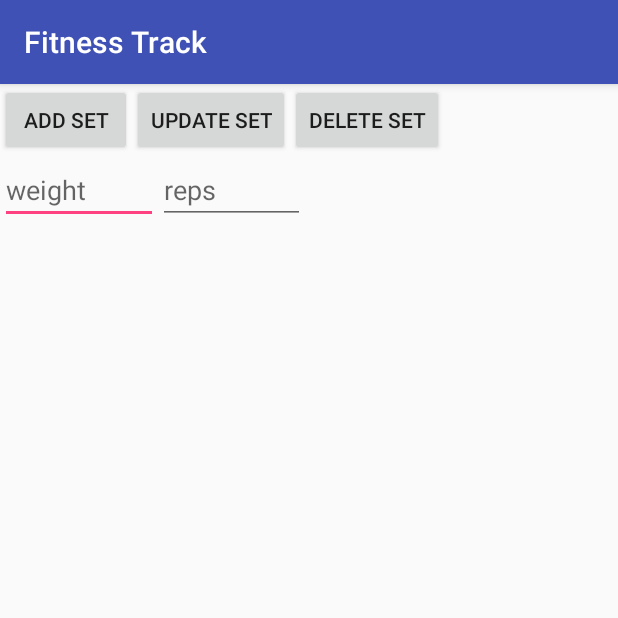
After one commit to ftsai231/Fitness-app, an Android app: the WorkoutPlan_Activity screen opened directly, with no data from a screen before it, on a phone screen of 412 x 824 dp, the top half of it. The commit adds this screen. Run offline under Robolectric (Android 15) with nearby library versions, the phone set to English and light mode, and no system bars.

Commit message:
add database

```diff
--- a/app/src/main/AndroidManifest.xml
+++ b/app/src/main/AndroidManifest.xml
@@ -19,6 +19,7 @@
 
         <activity android:name=".StartActivity"></activity>
         <activity android:name=".ChestActivity"></activity>
+        <activity android:name=".WorkoutPlan_Activity"></activity>
         <!--<activity android:name=".ChestWorkout.BenchPress"></activity>-->
 
 
--- /dev/null
+++ b/app/src/main/java/com/example/tsai/fitnesstrack/DatabaseHelper.java
@@ -0,0 +1,46 @@
+package com.example.tsai.fitnesstrack;
+
+import android.content.ContentValues;
+import android.content.Context;
+import android.database.sqlite.SQLiteDatabase;
+import android.database.sqlite.SQLiteOpenHelper;
+
+public class DatabaseHelper extends SQLiteOpenHelper {
+
+    public static final String DATABASE_NAME = "workout.db";
+    public static final String TABLE_NAME = "workout_table";
+    public static final String Col_1 = "Set";
+    public static final String Col_2 = "Weight";
+    public static final String Col_3 = "reps";
+
+
+    public DatabaseHelper(Context context) {
+        super(context, DATABASE_NAME, null, 1);
+    }
+
+
+
+    @Override
+    public void onCreate(SQLiteDatabase db) {
+        db.execSQL("create table " + TABLE_NAME +" (ID INTEGER PRIMARY KEY AUTOINCREMENT,NAME TEXT,SURNAME TEXT,MARKS INTEGER)");
+    }
+
+    @Override
+    public void onUpgrade(SQLiteDatabase db, int oldVersion, int newVersion) {
+        db.execSQL("DROP TABLE IF EXISTS "+TABLE_NAME);
+        onCreate(db);
+    }
+
+
+    public boolean insertData(String weight, String reps) {
+        SQLiteDatabase db = this.getWritableDatabase();
+        ContentValues contentValues = new ContentValues();
+        contentValues.put(Col_2, weight);
+        contentValues.put(Col_3, reps);
+        long result = db.insert(TABLE_NAME, null, contentValues);
+        if(result==-1){
+            return false;
+        }
+        return true;
+    }
+}
--- /dev/null
+++ b/app/src/main/java/com/example/tsai/fitnesstrack/WorkoutPlan_Activity.java
@@ -0,0 +1,54 @@
+package com.example.tsai.fitnesstrack;
+
+import android.os.Bundle;
+import android.support.v7.app.AppCompatActivity;
+import android.view.View;
+import android.widget.Button;
+import android.widget.EditText;
+import android.widget.Toast;
+
+public class WorkoutPlan_Activity extends AppCompatActivity {
+
+    DatabaseHelper myDb;
+    Button addSetBtn;
+    Button deleteSetBtn;
+    Button updateSetBtn;
+    EditText editWeight;
+    EditText editReps;
+
+
+    @Override
+    protected void onCreate(Bundle savedInstanceState) {
+        super.onCreate(savedInstanceState);
+        setContentView(R.layout.workoutplan);
+        myDb = new DatabaseHelper(this);
+
+        editWeight = findViewById(R.id.weight);
+        editReps = findViewById(R.id.reps);
+        addSetBtn = (Button) findViewById(R.id.add);
+        deleteSetBtn = (Button) findViewById(R.id.delete);
+        updateSetBtn = (Button) findViewById(R.id.update);
+
+        addSetBtn.setOnClickListener(new View.OnClickListener() {
+            @Override
+            public void onClick(View v) {
+                boolean isInserted = myDb.insertData(editWeight.getText().toString(), editReps.getText().toString());
+                if(isInserted){
+                    Toast.makeText(WorkoutPlan_Activity.this, "Set Inserted", Toast.LENGTH_LONG).show();
+                }
+                else{
+                    Toast.makeText(WorkoutPlan_Activity.this, "Set not Inserted", Toast.LENGTH_LONG).show();
+                }
+            }
+        });
+
+
+
+
+
+
+
+    }
+
+
+}
--- /dev/null
+++ b/app/src/main/res/layout/workoutplan.xml
@@ -0,0 +1,52 @@
+<?xml version="1.0" encoding="utf-8"?>
+<LinearLayout xmlns:android="http://schemas.android.com/apk/res/android"
+    android:layout_width="wrap_content"
+    android:layout_height="wrap_content"
+    android:orientation="vertical">
+
+    <LinearLayout
+        android:layout_width="wrap_content"
+        android:layout_height="wrap_content"
+        android:orientation="horizontal">
+        <Button
+            android:id="@+id/add"
+            android:layout_width="match_parent"
+            android:layout_height="wrap_content"
+            android:text="Add Set" />
+
+        <Button
+            android:id="@+id/update"
+            android:layout_width="match_parent"
+            android:layout_height="wrap_content"
+            android:text="Update Set" />
+
+        <Button
+            android:id="@+id/delete"
+            android:layout_width="match_parent"
+            android:layout_height="wrap_content"
+            android:text="Delete Set" />
+
+
+    </LinearLayout>
+
+    <LinearLayout
+        android:layout_width="wrap_content"
+        android:layout_height="wrap_content">
+
+        <EditText
+            android:id="@+id/weight"
+            android:layout_width="105dp"
+            android:layout_height="wrap_content"
+            android:hint="weight"
+             />
+
+        <EditText
+            android:id="@+id/reps"
+            android:layout_width="98dp"
+            android:layout_height="wrap_content"
+            android:hint="reps" />
+
+
+    </LinearLayout>
+
+</LinearLayout>
```
Also changed, not shown: app/src/main/java/com/example/tsai/fitnesstrack/MainActivity.java (+12 -3 lines), app/src/main/res/layout/activity_main.xml (+11 -2 lines).
